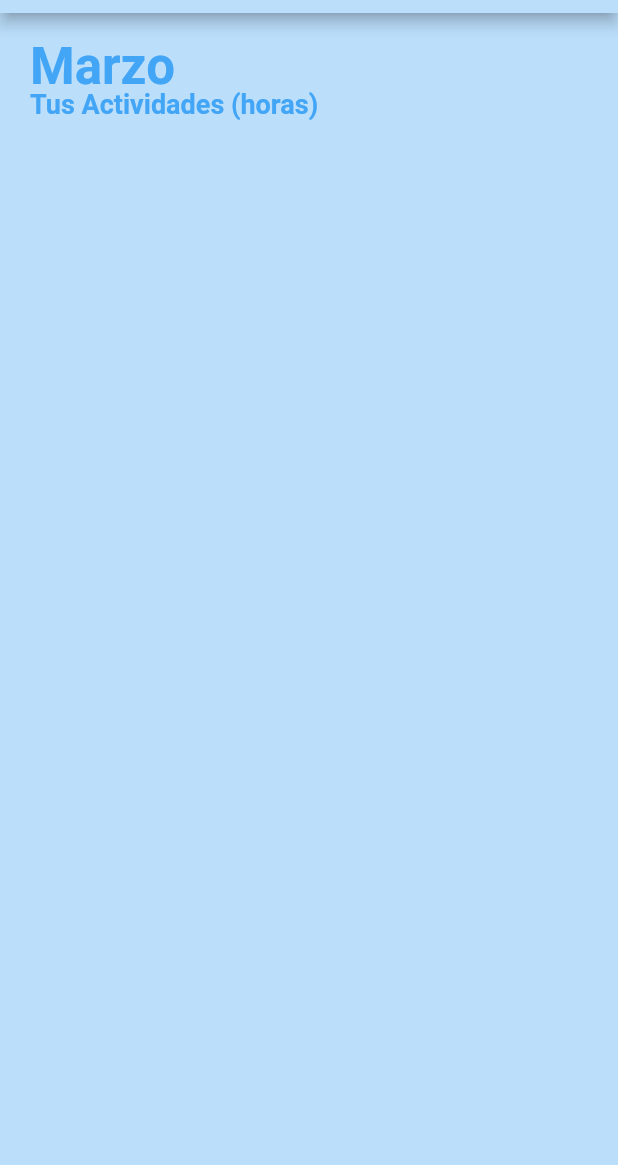
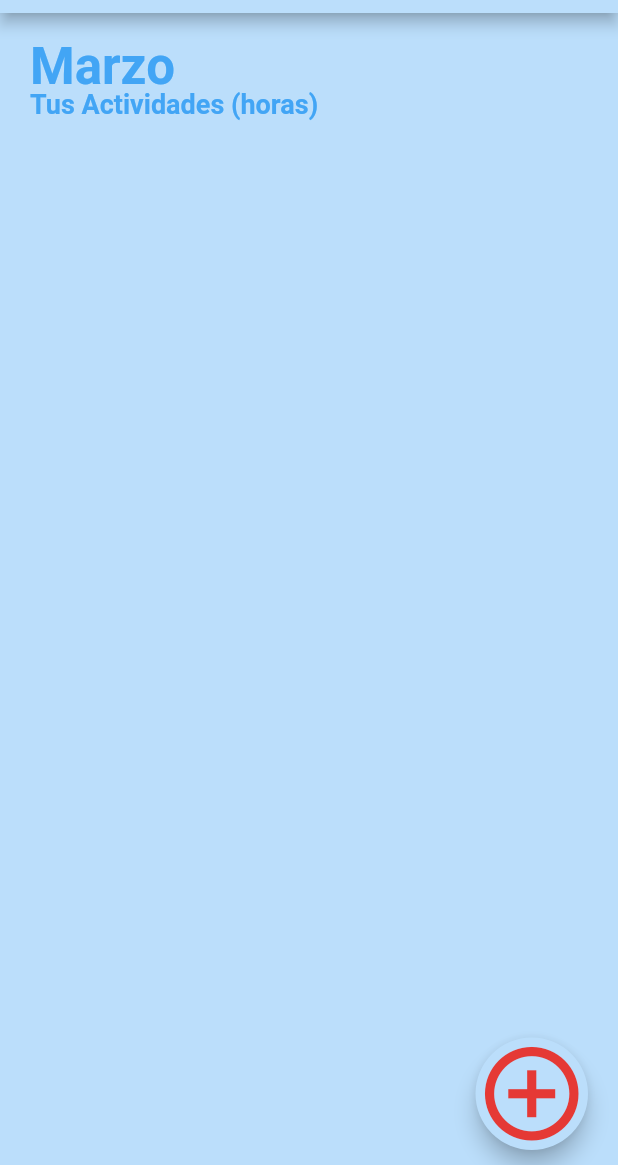
Before and after one commit to lobochimuelo/Crono, a Flutter app: the screen it shows after launch, on a phone screen of 412 x 824 dp, the part 71-1236 px from its top. Run offline on Flutter 3.47's test engine with Material 2 defaults, Android fonts, the phone set to English and light mode, and no system bars.

Commit message:
agregando icon-add

```diff
--- a/lib/screens/home/home.dart
+++ b/lib/screens/home/home.dart
@@ -33,12 +33,31 @@ class Home extends StatelessWidget {
           ),
         )
     );
+     final addFab = Positioned(
+      width: 75.0,
+      height: 75.0,
+
+     bottom: 10.0,
+     right: 10.0,
+      child: FloatingActionButton(
+
+        backgroundColor: Colors.blue[100],
+        child: Icon(
+          Icons.add_circle_outline,
+          color: Colors.red[600],
+          size: 75.0,
+
+        ),
+        onPressed: null,
+      ),
+    );
     return Container(
       margin: EdgeInsets.only(left: 10.0, right: 10.0, top: 10.0),
       child: Stack(
         children: <Widget>[
           boardTitle,
-          boardsubTitle
+          boardsubTitle,
+          addFab
 
         ],
     )
```
